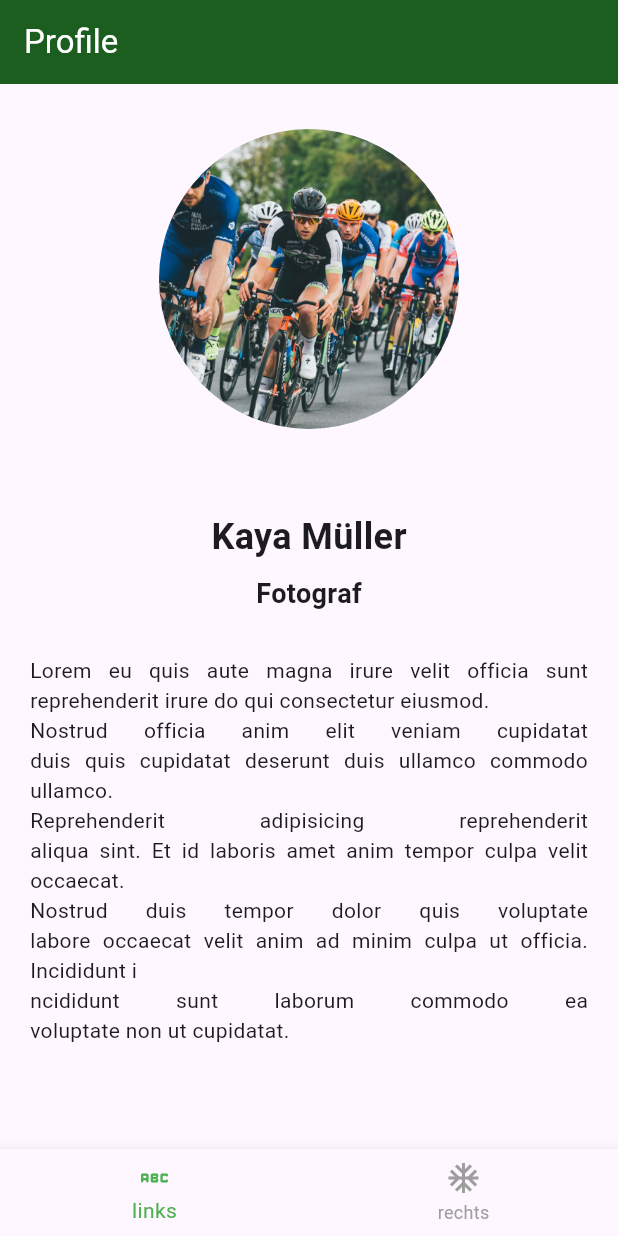
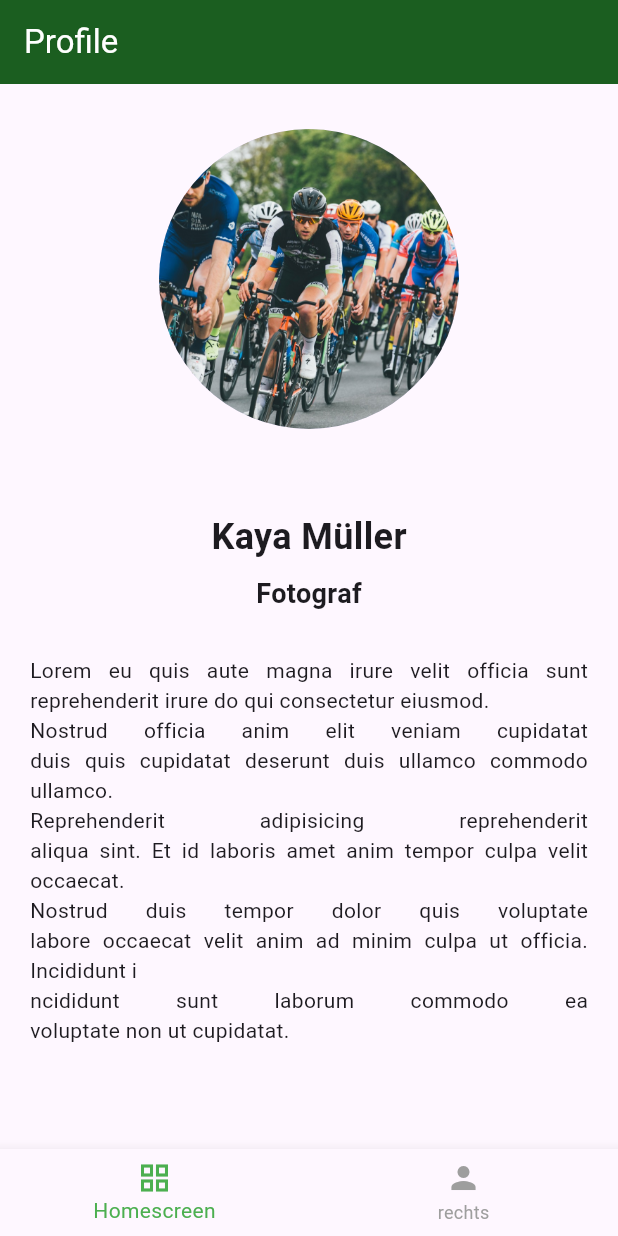
Before and after one commit to AkademieDirk/gallery_app, a Flutter app: the screen it shows after launch, on a phone screen of 412 x 824 dp. Run offline on Flutter 3.47's test engine with Material 3 defaults, Android fonts, the phone set to English and light mode, and no system bars.

```diff
--- a/lib/features/galleryview/screens/details_screen.dart
+++ b/lib/features/galleryview/screens/details_screen.dart
@@ -1,8 +1,14 @@
 import 'package:flutter/material.dart';
 
-class DetailsScreen extends StatelessWidget {
-  const DetailsScreen({super.key});
+class DetailScreen extends StatefulWidget {
+  const DetailScreen({super.key});
 
+  @override
+  State<DetailScreen> createState() => _DetailScreenState();
+}
+
+class _DetailScreenState extends State<DetailScreen> {
+  int _currentIndex = 0;
   @override
   Widget build(BuildContext context) {
     return MaterialApp(
@@ -18,8 +24,7 @@ class DetailsScreen extends StatelessWidget {
             SizedBox(
                 height: 400,
                 width: 600,
-                      child:
-                          Image(image: AssetImage("assets/images/bike.jpeg"))),
+                child: Image(image: AssetImage("assets/images/bike.jpeg"))),
             Row(
               children: [
                 SizedBox(
@@ -28,8 +33,7 @@ class DetailsScreen extends StatelessWidget {
                 //hier Variable einsetzen
                 Text(
                   "Überschrift",
-                        style: TextStyle(
-                            fontSize: 24, fontWeight: FontWeight.bold),
+                  style: TextStyle(fontSize: 24, fontWeight: FontWeight.bold),
                 ),
                 Expanded(child: SizedBox())
               ],
@@ -41,8 +45,7 @@ class DetailsScreen extends StatelessWidget {
               ),
               Text(
                 "Datum",
-                      style:
-                          TextStyle(fontSize: 16, fontWeight: FontWeight.bold),
+                style: TextStyle(fontSize: 16, fontWeight: FontWeight.bold),
               ),
               SizedBox(
                 height: 10,
@@ -62,6 +65,21 @@ class DetailsScreen extends StatelessWidget {
             ),
           ],
         ),
-            )));
+      ),
+      bottomNavigationBar: BottomNavigationBar(
+          onTap: (index) {
+            setState(() {
+              _currentIndex = index;
+            });
+          },
+          currentIndex: _currentIndex,
+          unselectedItemColor: Colors.grey,
+          selectedItemColor: Colors.green,
+          items: [
+            BottomNavigationBarItem(
+                icon: Icon(Icons.grid_view), label: "Homescreen"),
+            BottomNavigationBarItem(icon: Icon(Icons.person), label: "rechts"),
+          ]),
+    ));
   }
 }
--- a/lib/features/profile/screens/profile_screen.dart
+++ b/lib/features/profile/screens/profile_screen.dart
@@ -8,7 +8,7 @@ class ProfileScreen extends StatefulWidget {
 }
 
 class _ProfileScreenState extends State<ProfileScreen> {
-  int currentIndex = 0;
+  int _currentIndex = 0;
 
   @override
   Widget build(BuildContext context) {
@@ -48,22 +48,24 @@ class _ProfileScreenState extends State<ProfileScreen> {
                         ncididunt sunt laborum commodo ea voluptate non ut cupidatat.""",
                   textAlign: TextAlign.justify,
                 )),
-          ])),
+          ]),
+        ),
         bottomNavigationBar: BottomNavigationBar(
             onTap: (index) {
               setState(() {
-                  currentIndex = index;
+                _currentIndex = index;
               });
             },
-              currentIndex: currentIndex,
+            currentIndex: _currentIndex,
             unselectedItemColor: Colors.grey,
             selectedItemColor: Colors.green,
             items: [
               BottomNavigationBarItem(
-                    icon: Icon(Icons.abc_rounded), label: "links"),
+                  icon: Icon(Icons.grid_view), label: "Homescreen"),
               BottomNavigationBarItem(
-                    icon: Icon(Icons.ac_unit_outlined), label: "rechts"),
-              ])),
+                  icon: Icon(Icons.person), label: "rechts"),
+            ]),
+      ),
     );
   }
 }
```
Also changed, not shown: lib/main.dart (+7 -3 lines), lib/widgets/gallery_item.dart (added, +12 -0 lines), lib/widgets/root_widget.dart (added, +42 -0 lines). Lines whose indentation alone changed are shown as unchanged.
